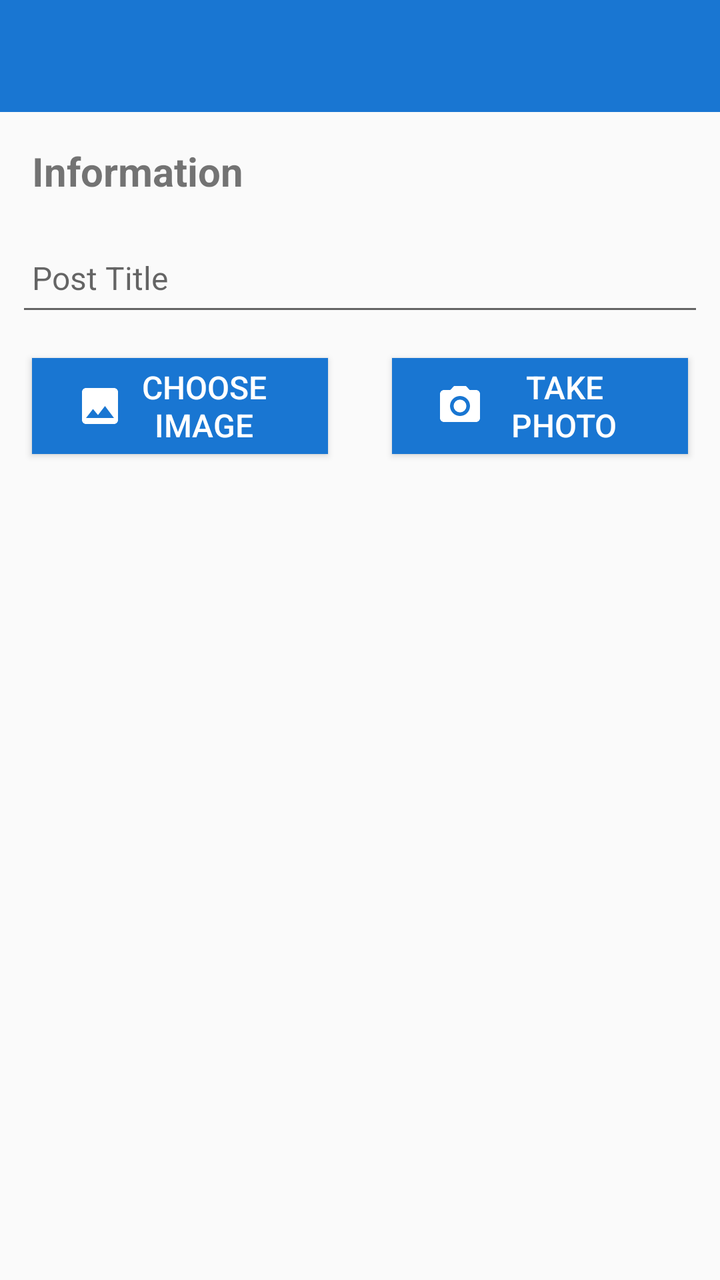
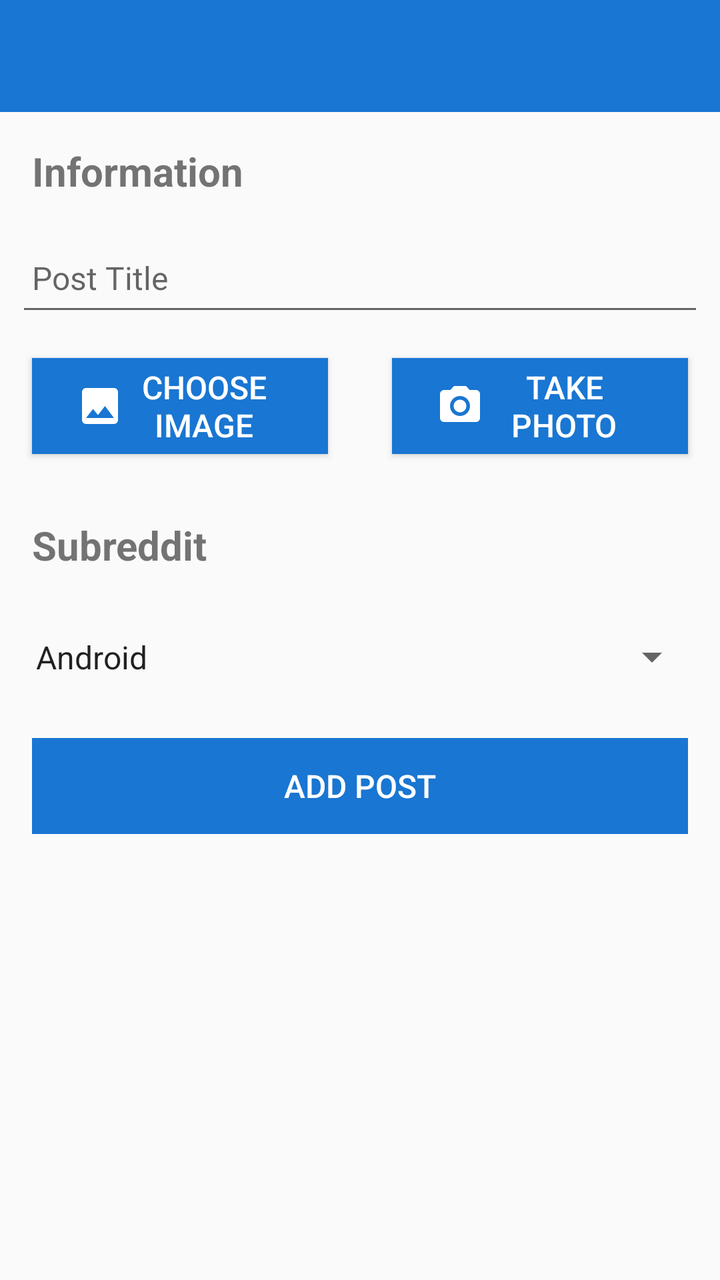

Two renders of the same Android screen: before a commit and after it. Below are the layout's source before the change and the commit's diff.
<!-- AndroidManifest.xml: application theme AppTheme -->
<!-- res/layout/activity_image_post.xml -->
<?xml version="1.0" encoding="utf-8"?>
<android.support.constraint.ConstraintLayout xmlns:android="http://schemas.android.com/apk/res/android"
    xmlns:app="http://schemas.android.com/apk/res-auto"
    xmlns:tools="http://schemas.android.com/tools"
    android:layout_width="match_parent"
    android:layout_height="match_parent"
    tools:context="org.wit.reduke.activities.posts.ImagePostActivity">

    <RelativeLayout
        android:layout_width="match_parent"
        android:layout_height="wrap_content"
        app:layout_constraintBottom_toBottomOf="parent"
        app:layout_constraintEnd_toEndOf="parent"
        app:layout_constraintStart_toStartOf="parent"
        app:layout_constraintTop_toTopOf="parent">

        <android.support.design.widget.AppBarLayout
            android:id="@+id/appBarLayout"
            android:layout_width="match_parent"
            android:layout_height="wrap_content"
            android:background="@color/colorAccent"
            android:fitsSystemWindows="true"
            app:elevation="0dip"
            app:theme="@style/ThemeOverlay.AppCompat.Dark.ActionBar">

            <android.support.v7.widget.Toolbar
                android:id="@+id/toolbarImage"
                android:layout_width="match_parent"
                android:layout_height="wrap_content"
                app:titleTextColor="@color/colorPrimary" />
        </android.support.design.widget.AppBarLayout>

        <ScrollView
            android:layout_width="match_parent"
            android:layout_height="match_parent"
            android:layout_below="@id/appBarLayout"
            android:fillViewport="true">

            <LinearLayout
                android:layout_width="match_parent"
                android:layout_height="wrap_content"
                android:orientation="vertical">

                <TextView
                    android:id="@+id/infoTag"
                    android:layout_width="match_parent"
                    android:layout_height="wrap_content"
                    android:layout_marginLeft="8dp"
                    android:layout_marginTop="8dp"
                    android:layout_marginRight="8dp"
                    android:padding="8dp"
                    android:text="@string/infoTag"
                    android:textAlignment="viewStart"
                    android:textSize="20sp"
                    android:textStyle="bold" />

                <android.support.design.widget.TextInputEditText
                    android:id="@+id/linkPostTitleField"
                    android:layout_width="match_parent"
                    android:layout_height="48dp"
                    android:layout_marginLeft="8dp"
                    android:layout_marginTop="8dp"
                    android:layout_marginRight="8dp"
                    android:hint="@string/hint_postTitle"
                    android:inputType="textCapSentences"
                    android:maxLength="50"
                    android:maxLines="1"
                    android:padding="8dp"
                    android:textColor="@color/colorPrimaryDark"
                    android:textSize="16sp" />

                <ImageView
                    android:id="@+id/postImage"
                    android:layout_width="match_parent"
                    android:layout_height="150dp"
                    android:layout_marginLeft="17dp"
                    android:layout_marginRight="17dp"
                    android:adjustViewBounds="false"
                    android:contentDescription="@string/the_post_s_image"
                    android:scaleType="centerCrop"
                    android:visibility="gone"
                    app:srcCompat="@android:drawable/ic_menu_gallery" />

                <LinearLayout
                    android:layout_width="match_parent"
                    android:layout_height="match_parent"
                    android:baselineAligned="false"
                    android:orientation="horizontal">

                    <RelativeLayout
                        android:layout_width="0dp"
                        android:layout_height="wrap_content"
                        android:layout_weight="1">

                        <Button
                            android:id="@+id/chooseImageFromGallery"
                            android:layout_width="match_parent"
                            android:layout_height="wrap_content"
                            android:layout_marginStart="16dp"
                            android:layout_marginTop="16dp"
                            android:layout_marginEnd="16dp"
                            android:layout_marginBottom="16dp"
                            android:background="@color/colorAccent"
                            android:drawableStart="@drawable/gallery"
                            android:paddingLeft="22dp"
                            android:paddingRight="22dp"
                            android:text="@string/button_addImageFromGallery"
                            android:textAlignment="center"
                            android:textColor="@color/colorPrimary"
                            android:textSize="16sp" />

                    </RelativeLayout>

                    <RelativeLayout
                        android:layout_width="0dp"
                        android:layout_height="wrap_content"
                        android:layout_weight="1">

                        <Button
                            android:id="@+id/chooseImageFromCamera"
                            android:layout_width="match_parent"
                            android:layout_height="wrap_content"
                            android:layout_margin="16dp"
                            android:layout_marginTop="16dp"
                            android:background="@color/colorAccent"
                            android:drawableStart="@drawable/camera"
                            android:paddingLeft="22dp"
                            android:paddingRight="22dp"
                            android:text="@string/button_addImageFromCamera"
                            android:textColor="@color/colorPrimary"
                            android:textSize="16sp" />

                    </RelativeLayout>
                </LinearLayout>

                <TextView
                    android:id="@+id/imagePostSubredditTag"
                    android:layout_width="match_parent"
                    android:layout_height="wrap_content"
                    android:layout_marginLeft="8dp"
                    android:layout_marginTop="8dp"
                    android:layout_marginRight="8dp"
                    android:padding="8dp"
                    android:text="@string/subredditTag"
                    android:textAlignment="viewStart"
                    android:textSize="20sp"
                    android:textStyle="bold" />

                <Spinner
                    android:id="@+id/imagePostSubredditSpinner"
                    android:layout_width="match_parent"
                    android:layout_height="49dp"
                    android:layout_marginLeft="10dip"
                    android:layout_marginTop="10dip"
                    android:layout_marginRight="10dip"
                    android:entries="@array/subreddits_list" />

                <Button
                    android:id="@+id/addImagePostBtn"
                    android:layout_width="match_parent"
                    android:layout_height="wrap_content"
                    android:layout_marginLeft="16dp"
                    android:layout_marginTop="16dp"
                    android:layout_marginRight="16dp"
                    android:layout_marginBottom="16dp"
                    android:background="@color/colorAccent"
                    android:stateListAnimator="@null"
                    android:text="@string/button_addPost"
                    android:textColor="@color/colorPrimary"
                    android:textSize="16sp" />

                <Button
                    android:id="@+id/deleteImagePostBtn"
                    android:layout_width="match_parent"
                    android:layout_height="wrap_content"
                    android:layout_marginLeft="16dp"
                    android:layout_marginRight="16dp"
                    android:layout_marginBottom="16dp"
                    android:background="@android:color/holo_red_dark"
                    android:stateListAnimator="@null"
                    android:text="@string/button_deleteReduke"
                    android:textColor="@color/colorPrimary"
                    android:textSize="16sp"
                    android:visibility="gone" />

            </LinearLayout>
        </ScrollView>


    </RelativeLayout>
</android.support.constraint.ConstraintLayout>
<!-- resources referenced by this layout -->
<resources>
  <string-array name="subreddits_list">
          <item>Android</item>
          <item>Education</item>
          <item>Fashion</item>
          <item>Funny</item>
          <item>Ireland</item>
          <item>Music</item>
          <item>News</item>
          <item>Photography</item>
          <item>Technology</item>
          <item>Video</item>
      </string-array>
  <color name="colorAccent">#1976D2</color>
  <color name="colorPrimary">#FFFFFF</color>
  <color name="colorPrimaryDark">#000000</color>
  <!-- drawable camera (drawable) -->
  <vector android:height="24dp" android:tint="#FFFFFF"
      android:viewportHeight="24.0" android:viewportWidth="24.0"
      android:width="24dp" xmlns:android="http://schemas.android.com/apk/res/android">
      <path android:fillColor="#FF000000" android:pathData="M12,12m-3.2,0a3.2,3.2 0,1 1,6.4 0a3.2,3.2 0,1 1,-6.4 0"/>
      <path android:fillColor="#FF000000" android:pathData="M9,2L7.17,4L4,4c-1.1,0 -2,0.9 -2,2v12c0,1.1 0.9,2 2,2h16c1.1,0 2,-0.9 2,-2L22,6c0,-1.1 -0.9,-2 -2,-2h-3.17L15,2L9,2zM12,17c-2.76,0 -5,-2.24 -5,-5s2.24,-5 5,-5 5,2.24 5,5 -2.24,5 -5,5z"/>
  </vector>
  <!-- drawable gallery (drawable) -->
  <vector android:height="24dp" android:tint="#FFFFFF"
      android:viewportHeight="24.0" android:viewportWidth="24.0"
      android:width="24dp" xmlns:android="http://schemas.android.com/apk/res/android">
      <path android:fillColor="#FF000000" android:pathData="M21,19V5c0,-1.1 -0.9,-2 -2,-2H5c-1.1,0 -2,0.9 -2,2v14c0,1.1 0.9,2 2,2h14c1.1,0 2,-0.9 2,-2zM8.5,13.5l2.5,3.01L14.5,12l4.5,6H5l3.5,-4.5z"/>
  </vector>
  <string name="button_addImageFromCamera">TAKE PHOTO</string>
  <string name="button_addImageFromGallery">CHOOSE IMAGE</string>
  <string name="button_addPost">Add Post</string>
  <string name="button_deleteReduke">Delete Post</string>
  <string name="hint_postTitle">Post Title</string>
  <string name="infoTag">Information</string>
  <string name="subredditTag">Subreddit</string>
  <string name="the_post_s_image">The Post\'s Image</string>
  <style name="AppTheme" parent="Theme.AppCompat.Light.NoActionBar">
          
          <item name="colorPrimary">@color/colorPrimary</item>
          <item name="colorPrimaryDark">@color/colorPrimaryDark</item>
          <item name="colorAccent">@color/colorAccent</item>
          <item name="android:statusBarColor">@color/colorDarkPrimaryTint</item>
      </style>
  <color name="colorDarkPrimaryTint">#1976D2</color>
</resources>

<!-- the commit's change to res/layout/activity_image_post.xml (unified diff, before → after) -->
@@ -55,7 +55,7 @@
                     android:textStyle="bold" />
 
                 <android.support.design.widget.TextInputEditText
-                    android:id="@+id/linkPostTitleField"
+                    android:id="@+id/imagePostTitleField"
                     android:layout_width="match_parent"
                     android:layout_height="48dp"
                     android:layout_marginLeft="8dp"
@@ -83,7 +83,7 @@
 
                 <LinearLayout
                     android:layout_width="match_parent"
-                    android:layout_height="match_parent"
+                    android:layout_height="wrap_content"
                     android:baselineAligned="false"
                     android:orientation="horizontal">
 
